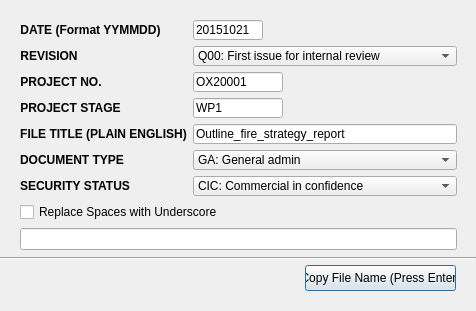
The window that fseutil/gui/layout/ui/dialog_0601_naming_convention.ui (fsepy/fseutil) describes before a commit, drawn with Qt 5.
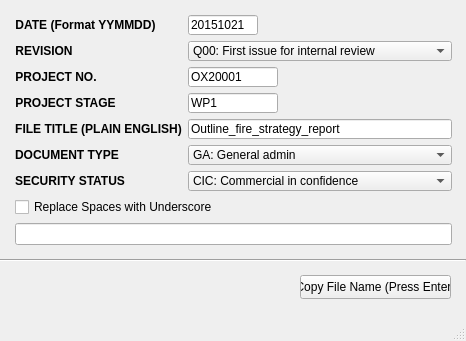
The same window after the commit.

Commit message: Updated tip text and converted all dialogs to mainwindows.

What changed in the file:
```diff
--- a/fseutil/gui/layout/ui/dialog_0601_naming_convention.ui
+++ b/fseutil/gui/layout/ui/dialog_0601_naming_convention.ui
@@ -1,36 +1,37 @@
 <?xml version="1.0" encoding="UTF-8"?>
 <ui version="4.0">
- <class>dialog_6_1_naming_convention</class>
- <widget class="QDialog" name="dialog_6_1_naming_convention">
+ <class>MainWindow</class>
+ <widget class="QMainWindow" name="MainWindow">
   <property name="geometry">
    <rect>
     <x>0</x>
     <y>0</y>
-    <width>476</width>
-    <height>311</height>
+    <width>466</width>
+    <height>341</height>
    </rect>
   </property>
   <property name="windowTitle">
    <string>OFR Naming Convention</string>
   </property>
-  <widget class="QPushButton" name="pushButton_copy">
+  <widget class="QWidget" name="centralwidget">
+   <widget class="Line" name="line">
    <property name="geometry">
     <rect>
-     <x>305</x>
-     <y>265</y>
-     <width>151</width>
-     <height>26</height>
-    </rect>
-   </property>
-   <property name="text">
-    <string>Copy File Name (Press Enter)</string>
+      <x>-5</x>
+      <y>250</y>
+      <width>471</width>
+      <height>21</height>
+     </rect>
+    </property>
+    <property name="orientation">
+     <enum>Qt::Horizontal</enum>
    </property>
   </widget>
   <widget class="QWidget" name="verticalLayoutWidget">
    <property name="geometry">
     <rect>
-     <x>20</x>
-     <y>20</y>
+      <x>15</x>
+      <y>15</y>
      <width>437</width>
      <height>230</height>
     </rect>
@@ -375,19 +376,31 @@
     </item>
    </layout>
   </widget>
-  <widget class="Line" name="line">
+   <widget class="QPushButton" name="pushButton_copy">
+    <property name="geometry">
+     <rect>
+      <x>300</x>
+      <y>275</y>
+      <width>151</width>
+      <height>24</height>
+     </rect>
+    </property>
+    <property name="text">
+     <string>Copy File Name (Press Enter)</string>
+    </property>
+   </widget>
+  </widget>
+  <widget class="QMenuBar" name="menubar">
    <property name="geometry">
     <rect>
      <x>0</x>
-     <y>250</y>
-     <width>476</width>
-     <height>16</height>
+     <y>0</y>
+     <width>466</width>
+     <height>22</height>
     </rect>
    </property>
-   <property name="orientation">
-    <enum>Qt::Horizontal</enum>
-   </property>
   </widget>
+  <widget class="QStatusBar" name="statusbar"/>
  </widget>
  <tabstops>
   <tabstop>pushButton_copy</tabstop>
```
Left out of the diff: 5 changed lines with no effect on the pictures. Lines whose indentation alone changed are shown as unchanged. The commit also changes 19 other files.
